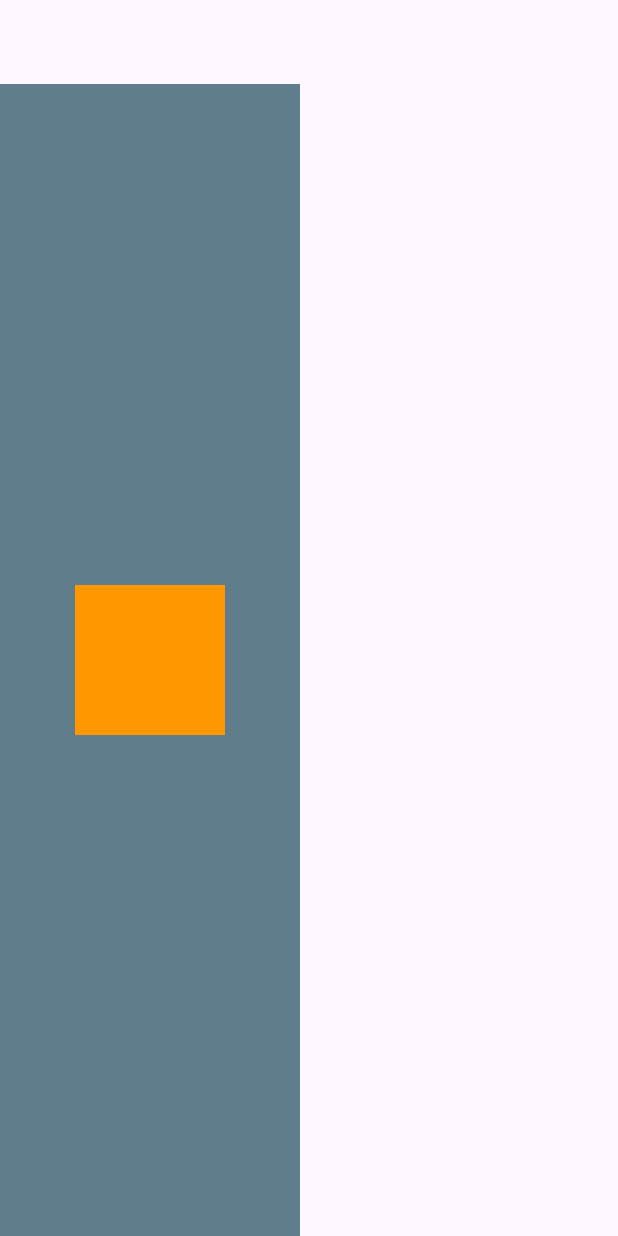
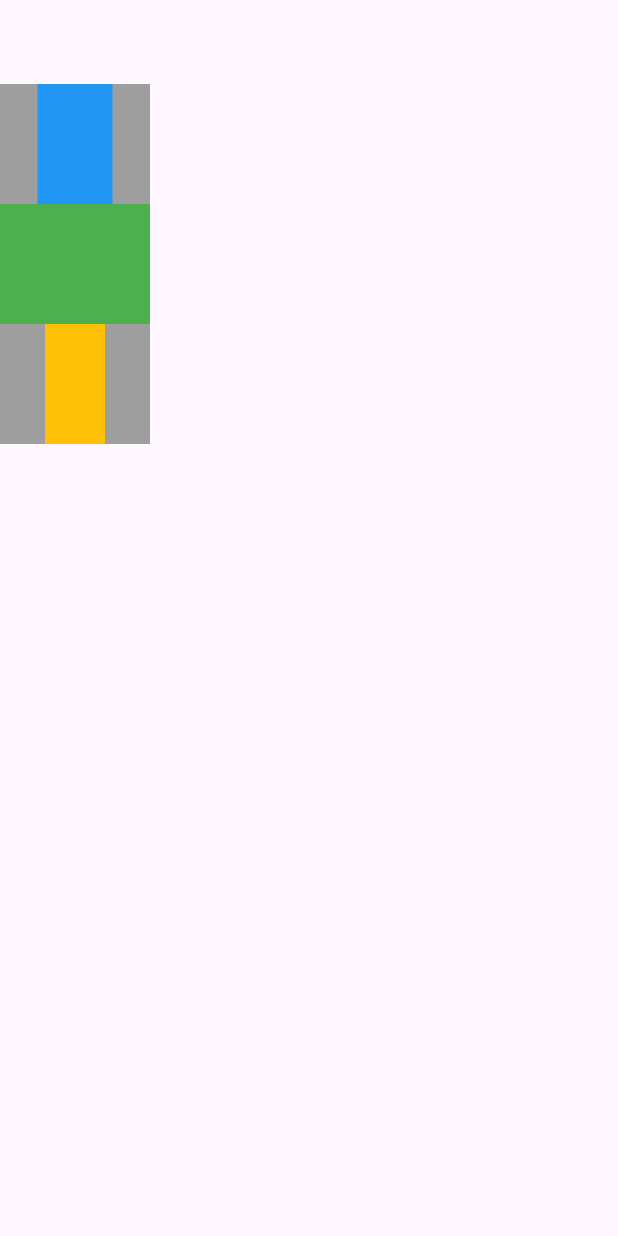
Before and after one commit to Inoyatovlee/Flutter-widgets, a Flutter app: the screen it shows after launch, on a phone screen of 412 x 824 dp. Run offline on Flutter 3.47's test engine with Material 3 defaults, Android fonts, the phone set to English and light mode, and no system bars; our stand-ins replace fl_chart, permission_handler.

Commit message:
Column page

```diff
--- a/lib/main.dart
+++ b/lib/main.dart
@@ -1,5 +1,6 @@
 import 'package:flutter/material.dart';
 import 'package:flutter_widgets/widgets/CenterPage.dart';
+import 'package:flutter_widgets/widgets/ColumnPage.dart';
 import 'package:flutter_widgets/widgets/ContainerPage.dart';
 import 'package:flutter_widgets/widgets/Fl_ChardPage.dart';
 import 'package:flutter_widgets/widgets/Fl_ChardPage2.dart';
@@ -39,7 +40,7 @@ class MyApp extends StatelessWidget {
         colorScheme: ColorScheme.fromSeed(seedColor: Colors.deepPurple),
         useMaterial3: true,
       ),
-      home: const CenterPage(),
+      home: const ColumnPage(),
     );
   }
 }
--- /dev/null
+++ b/lib/widgets/ColumnPage.dart
@@ -0,0 +1,31 @@
+import 'package:flutter/material.dart';
+
+class ColumnPage extends StatefulWidget {
+  const ColumnPage({super.key});
+
+  @override
+  State<ColumnPage> createState() => _ColumnPageState();
+}
+
+class _ColumnPageState extends State<ColumnPage> {
+  @override
+  Widget build(BuildContext context) {
+    return Scaffold(
+      appBar: AppBar(),
+      body: Container(
+        color: Colors.grey,
+        child: Column(
+          // mainAxisAlignment: MainAxisAlignment.spaceBetween,
+          //crossAxisAlignment: CrossAxisAlignment.start,
+          //verticalDirection: VerticalDirection.up,
+          mainAxisSize: MainAxisSize.min,
+          children: [
+            Container(width: 50, height: 80, color: Colors.blue),
+            Container(width: 100, height: 80, color: Colors.green),
+            Container(width: 40, height: 80, color: Colors.amber),
+          ],
+        ),
+      ),
+    );
+  }
+}
```
